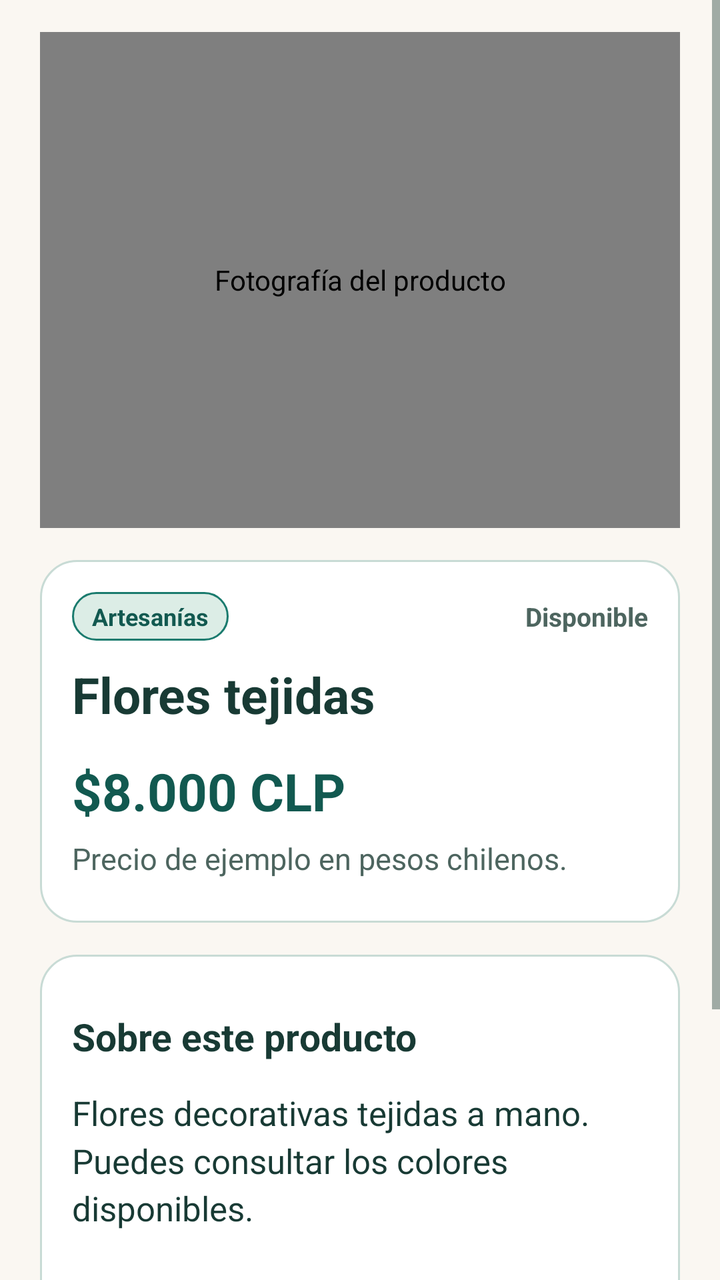
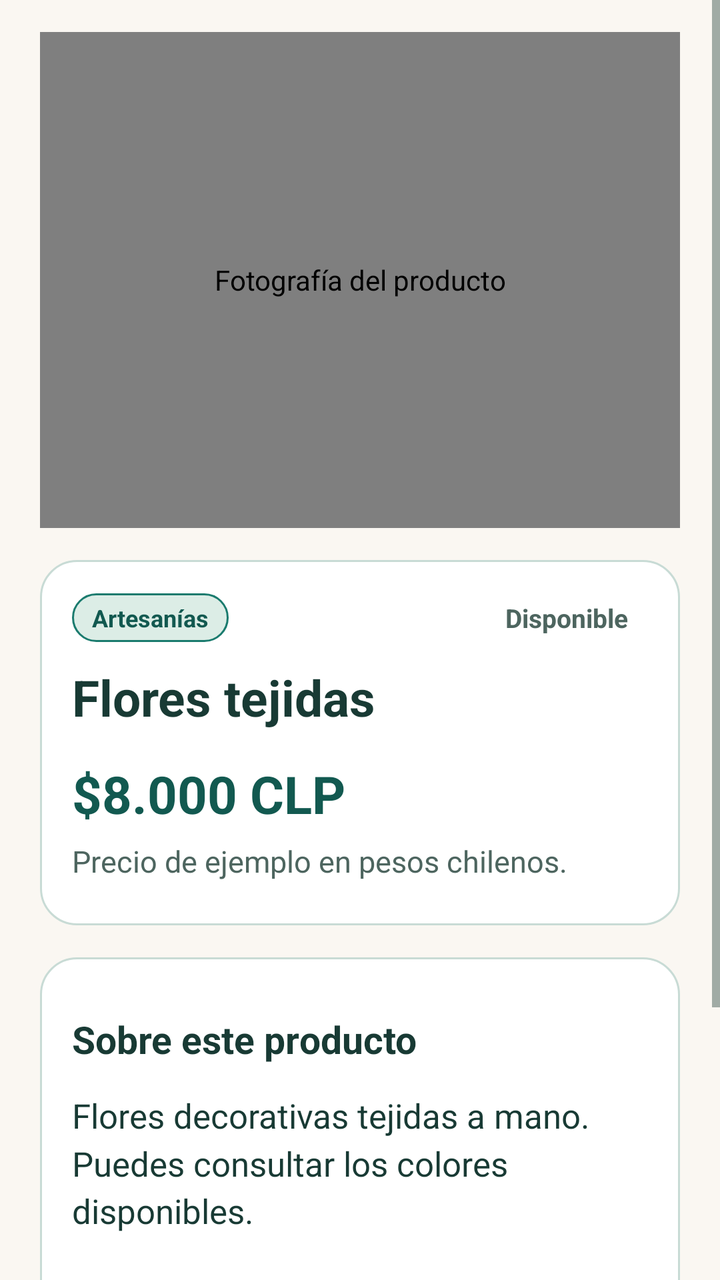

The first picture is an Android layout as it rendered before a commit; the second is the same layout after the commit. The layout source and the unified diff follow.
<!-- AndroidManifest.xml: application theme Theme.ConectaSur -->
<!-- res/layout/screen_detail.xml -->
<?xml version="1.0" encoding="utf-8"?>
<ScrollView xmlns:android="http://schemas.android.com/apk/res/android"
    xmlns:tools="http://schemas.android.com/tools"
    android:id="@+id/page_scroll"
    android:layout_width="match_parent"
    android:layout_height="match_parent"
    android:background="?attr/appBackground"
    android:fillViewport="true"
    tools:theme="@style/Theme.ConectaSur">

    <LinearLayout
        android:layout_width="match_parent"
        android:layout_height="wrap_content"
        android:orientation="vertical"
        android:paddingHorizontal="@dimen/space_lg"
        android:paddingTop="@dimen/space_md"
        android:paddingBottom="@dimen/space_xl">

        
        <cl.surcode.conectasur.ui.ProductPhotoView
            android:id="@+id/product_photo"
            android:layout_width="match_parent"
            android:layout_height="248dp"
            android:background="@drawable/photo_frame_bg"
            android:clipToOutline="true"
            android:contentDescription="@string/photo_description"
            android:scaleType="centerCrop"
            android:src="@drawable/flores" />

        
        <LinearLayout
            android:layout_width="match_parent"
            android:layout_height="wrap_content"
            android:layout_marginTop="@dimen/space_md"
            android:background="@drawable/card_surface"
            android:orientation="vertical"
            android:padding="@dimen/space_md">

            <LinearLayout
                android:layout_width="match_parent"
                android:layout_height="wrap_content"
                android:gravity="center_vertical"
                android:orientation="horizontal">

                <TextView
                    android:id="@+id/product_category"
                    android:layout_width="wrap_content"
                    android:layout_height="wrap_content"
                    android:background="@drawable/badge_pill_forest"
                    android:paddingHorizontal="10dp"
                    android:paddingVertical="4dp"
                    android:text="@string/product_category"
                    android:textColor="@color/conectasur_forest_dark"
                    android:textSize="12sp"
                    android:textStyle="bold" />

                <TextView
                    android:id="@+id/product_availability"
                    android:layout_width="0dp"
                    android:layout_height="wrap_content"
                    android:layout_marginStart="@dimen/space_sm"
                    android:layout_weight="1"
                    android:gravity="end"
                    android:text="@string/available"
                    android:textColor="?attr/appMuted"
                    android:textSize="13sp"
                    android:textStyle="bold" />
            </LinearLayout>

            <TextView
                android:id="@+id/page_title"
                style="@style/ConectaSur.Title"
                android:layout_width="match_parent"
                android:layout_height="wrap_content"
                android:layout_marginTop="@dimen/space_sm"
                android:text="@string/product_name" />

            <TextView
                android:id="@+id/product_price"
                android:layout_width="match_parent"
                android:layout_height="wrap_content"
                android:layout_marginTop="@dimen/space_xs"
                android:fontFeatureSettings="tnum"
                android:text="@string/product_price"
                android:textColor="@color/conectasur_forest_dark"
                android:textSize="26sp"
                android:textStyle="bold" />

            <TextView
                android:id="@+id/price_note"
                style="@style/ConectaSur.Label"
                android:layout_width="match_parent"
                android:layout_height="wrap_content"
                android:layout_marginTop="@dimen/space_xs"
                android:text="@string/price_example" />

            <TextView
                android:id="@+id/public_variant_label"
                style="@style/ConectaSur.Label"
                android:layout_width="match_parent"
                android:layout_height="wrap_content"
                android:layout_marginTop="@dimen/space_md"
                android:text="Opciones disponibles"
                android:textStyle="bold"
                android:visibility="gone" />

            <HorizontalScrollView
                android:id="@+id/public_variant_scroll"
                android:layout_width="match_parent"
                android:layout_height="wrap_content"
                android:layout_marginTop="@dimen/space_xs"
                android:scrollbars="none"
                android:visibility="gone">

                <LinearLayout
                    android:id="@+id/public_variant_chips"
                    android:layout_width="wrap_content"
                    android:layout_height="wrap_content"
                    android:orientation="horizontal" />
            </HorizontalScrollView>

            <Spinner
                android:id="@+id/public_variant"
                android:layout_width="match_parent"
                android:layout_height="wrap_content"
                android:layout_marginTop="@dimen/space_md"
                android:background="@drawable/input_field"
                android:contentDescription="Elegir variante del producto"
                android:minHeight="56dp"
                android:paddingHorizontal="12dp"
                android:visibility="gone" />
        </LinearLayout>

        
        <LinearLayout
            android:layout_width="match_parent"
            android:layout_height="wrap_content"
            android:layout_marginTop="@dimen/space_md"
            android:background="@drawable/card_surface"
            android:orientation="vertical"
            android:padding="@dimen/space_md">

            <TextView
                android:id="@+id/about_product"
                style="@style/ConectaSur.Section"
                android:layout_width="match_parent"
                android:layout_height="wrap_content"
                android:text="@string/about_product" />

            <TextView
                android:id="@+id/product_description"
                style="@style/ConectaSur.Body"
                android:layout_width="match_parent"
                android:layout_height="wrap_content"
                android:layout_marginTop="@dimen/space_xs"
                android:text="@string/product_description" />

            <TextView
                android:id="@+id/product_attributes_title"
                style="@style/ConectaSur.Section"
                android:layout_width="match_parent"
                android:layout_height="wrap_content"
                android:layout_marginTop="@dimen/space_md"
                android:text="Características del producto"
                android:visibility="gone" />

            <LinearLayout
                android:id="@+id/product_specs_list"
                android:layout_width="match_parent"
                android:layout_height="wrap_content"
                android:layout_marginTop="@dimen/space_xs"
                android:orientation="vertical"
                android:visibility="gone" />

            <TextView
                android:id="@+id/product_attributes"
                style="@style/ConectaSur.Body"
                android:layout_width="match_parent"
                android:layout_height="wrap_content"
                android:layout_marginTop="@dimen/space_sm"
                android:visibility="gone" />

            <TextView
                android:id="@+id/photo_note"
                style="@style/ConectaSur.Label"
                android:layout_width="match_parent"
                android:layout_height="wrap_content"
                android:layout_marginTop="@dimen/space_sm"
                android:text="@string/photo_note" />
        </LinearLayout>

        
        <Button
            android:id="@+id/contact_product"
            style="@style/ConectaSur.Button.Primary"
            android:layout_width="match_parent"
            android:layout_height="wrap_content"
            android:layout_marginTop="@dimen/space_md"
            android:minHeight="48dp"
            android:text="Contactar a la tienda"
            android:visibility="gone" />

        <LinearLayout
            android:layout_width="match_parent"
            android:layout_height="wrap_content"
            android:layout_marginTop="@dimen/space_sm"
            android:orientation="horizontal">

            <Button
                android:id="@+id/view_store"
                style="@style/ConectaSur.Button.Primary"
                android:layout_width="0dp"
                android:layout_height="wrap_content"
                android:layout_marginEnd="@dimen/space_xs"
                android:layout_weight="1.3"
                android:text="@string/view_store" />

            <Button
                android:id="@+id/share_product"
                style="@style/ConectaSur.Button"
                android:layout_width="0dp"
                android:layout_height="wrap_content"
                android:layout_marginStart="@dimen/space_xs"
                android:layout_weight="1"
                android:text="@string/share_product" />
        </LinearLayout>

        <LinearLayout
            android:id="@+id/detail_ratings_card"
            android:layout_width="match_parent"
            android:layout_height="wrap_content"
            android:layout_marginTop="@dimen/space_md"
            android:background="@drawable/card_surface"
            android:orientation="vertical"
            android:padding="@dimen/space_md"
            android:visibility="gone">

            <TextView
                style="@style/ConectaSur.Section"
                android:layout_width="match_parent"
                android:layout_height="wrap_content"
                android:text="Calificaciones del producto" />

            <TextView
                android:id="@+id/detail_rating_summary"
                style="@style/ConectaSur.Body"
                android:layout_width="match_parent"
                android:layout_height="wrap_content"
                android:layout_marginTop="@dimen/space_xs"
                android:text="Sin calificaciones aún." />

            <TextView
                android:id="@+id/detail_rating_disabled_note"
                style="@style/ConectaSur.Label"
                android:layout_width="match_parent"
                android:layout_height="wrap_content"
                android:layout_marginTop="@dimen/space_xs"
                android:text="Esta tienda desactivó las calificaciones."
                android:visibility="gone" />

            <LinearLayout
                android:id="@+id/detail_rating_login_prompt"
                android:layout_width="match_parent"
                android:layout_height="wrap_content"
                android:layout_marginTop="@dimen/space_sm"
                android:orientation="vertical"
                android:visibility="gone">

                <TextView
                    style="@style/ConectaSur.Body"
                    android:layout_width="match_parent"
                    android:layout_height="wrap_content"
                    android:text="Inicia sesión para dejar tu calificación y comentario." />

                <Button
                    android:id="@+id/detail_rating_login_button"
                    style="@style/ConectaSur.Button.Primary"
                    android:layout_width="match_parent"
                    android:layout_height="wrap_content"
                    android:layout_marginTop="@dimen/space_sm"
                    android:minHeight="48dp"
                    android:text="Continuar con Google" />
            </LinearLayout>

            <LinearLayout
                android:id="@+id/detail_rating_form"
                android:layout_width="match_parent"
                android:layout_height="wrap_content"
                android:layout_marginTop="@dimen/space_sm"
                android:orientation="vertical"
                android:visibility="gone">

                <TextView
                    style="@style/ConectaSur.Label"
                    android:layout_width="match_parent"
                    android:layout_height="wrap_content"
                    android:text="Tu puntuación (1 a 5):"
                    android:textStyle="bold" />

                <LinearLayout
                    android:id="@+id/detail_rating_scores"
                    android:layout_width="match_parent"
                    android:layout_height="wrap_content"
                    android:layout_marginTop="@dimen/space_xs"
                    android:orientation="horizontal" />

                <EditText
                    android:id="@+id/detail_rating_comment"
                    android:layout_width="match_parent"
                    android:layout_height="wrap_content"
                    android:layout_marginTop="@dimen/space_sm"
                    android:background="@drawable/input_field"
                    android:hint="Comentario opcional"
                    android:inputType="textCapSentences|textMultiLine"
                    android:maxLength="240"
                    android:minHeight="48dp"
                    android:padding="12dp" />

                <Button
                    android:id="@+id/detail_rating_submit"
                    style="@style/ConectaSur.Button.Tonal"
                    android:layout_width="match_parent"
                    android:layout_height="wrap_content"
                    android:layout_marginTop="@dimen/space_sm"
                    android:minHeight="48dp"
                    android:text="Enviar calificación" />
            </LinearLayout>

            <LinearLayout
                android:id="@+id/detail_rating_list"
                android:layout_width="match_parent"
                android:layout_height="wrap_content"
                android:layout_marginTop="@dimen/space_sm"
                android:orientation="vertical" />
        </LinearLayout>
    </LinearLayout>
</ScrollView>
<!-- resources referenced by this layout -->
<resources>
  <color name="conectasur_forest_dark">#125950</color>
  <dimen name="space_lg">20dp</dimen>
  <dimen name="space_md">16dp</dimen>
  <dimen name="space_sm">10dp</dimen>
  <dimen name="space_xl">28dp</dimen>
  <dimen name="space_xs">6dp</dimen>
  <!-- drawable badge_pill_forest (drawable) -->
  <?xml version="1.0" encoding="utf-8"?>
  <shape xmlns:android="http://schemas.android.com/apk/res/android">
      <solid android:color="#DCEDE6" />
      <stroke android:width="1dp" android:color="?attr/appPrimary" />
      <corners android:radius="12dp" />
  </shape>
  <!-- drawable card_surface (drawable) -->
  <?xml version="1.0" encoding="utf-8"?>
  <shape xmlns:android="http://schemas.android.com/apk/res/android">
      <solid android:color="?attr/appSurface" />
      <stroke android:width="1dp" android:color="?attr/appBorder" />
      <corners android:radius="18dp" />
  </shape>
  <!-- drawable photo_frame_bg (drawable) -->
  <?xml version="1.0" encoding="utf-8"?>
  <shape xmlns:android="http://schemas.android.com/apk/res/android">
      <solid android:color="@color/conectasur_forest_soft" />
      <corners android:radius="14dp" />
  </shape>
  <string name="about_product">Sobre este producto</string>
  <string name="available">Disponible</string>
  <string name="photo_description">Fotografía del producto</string>
  <string name="photo_note">Fotografía tomada durante la visita. Nombre y precio son ejemplos.</string>
  <string name="price_example">Precio de ejemplo en pesos chilenos.</string>
  <string name="product_category">Artesanías</string>
  <string name="product_description">Flores decorativas tejidas a mano. Puedes consultar los colores disponibles.</string>
  <string name="product_name">Flores tejidas</string>
  <string name="product_price">$8.000 CLP</string>
  <string name="share_product">Compartir producto</string>
  <string name="view_store">Ver emprendimiento</string>
  <style name="ConectaSur.Body" parent="android:Widget.TextView">
          <item name="android:textSize">17sp</item>
          <item name="android:textColor">?attr/appInk</item>
          <item name="android:lineSpacingMultiplier">1.2</item>
          <item name="android:layout_marginBottom">12dp</item>
      </style>
  <style name="ConectaSur.Button.Primary" parent="ConectaSur.Button">
          <item name="android:background">@drawable/button_primary</item>
          <item name="android:textColor">#FFFFFF</item>
      </style>
  <style name="ConectaSur.Button.Tonal" parent="ConectaSur.Button">
          <item name="android:background">@drawable/button_tonal</item>
          <item name="android:textColor">?attr/appInk</item>
      </style>
  <style name="ConectaSur.Label" parent="ConectaSur.Body">
          <item name="android:textSize">15sp</item>
          <item name="android:textColor">?attr/appMuted</item>
          <item name="android:layout_marginBottom">6dp</item>
      </style>
  <style name="ConectaSur.Section" parent="ConectaSur.Body">
          <item name="android:textSize">19sp</item>
          <item name="android:textStyle">bold</item>
          <item name="android:layout_marginTop">12dp</item>
          <item name="android:layout_marginBottom">8dp</item>
      </style>
  <style name="ConectaSur.Title" parent="android:Widget.TextView">
          <item name="android:textSize">25sp</item>
          <item name="android:textStyle">bold</item>
          <item name="android:textColor">?attr/appInk</item>
          <item name="android:lineSpacingMultiplier">1.12</item>
          <item name="android:layout_marginBottom">8dp</item>
      </style>
  <color name="conectasur_forest_soft">#E6F1EE</color>
  <color name="conectasur_cream">#FAF7F2</color>
  <color name="conectasur_forest">#1A7B6E</color>
  <color name="conectasur_ink">#183A34</color>
  <color name="conectasur_muted">#4D655F</color>
  <color name="conectasur_surface">#FFFFFF</color>
  <color name="conectasur_forest_border">#C8DBD5</color>
  <!-- unchanged entries left out for length: 7 -->
</resources>

<!-- the commit's change to res/layout/screen_detail.xml (unified diff, before → after) -->
@@ -54,13 +54,18 @@
                     android:textSize="12sp"
                     android:textStyle="bold" />
 
+                <Space
+                    android:layout_width="0dp"
+                    android:layout_height="1dp"
+                    android:layout_weight="1" />
+
                 <TextView
                     android:id="@+id/product_availability"
-                    android:layout_width="0dp"
+                    android:layout_width="wrap_content"
                     android:layout_height="wrap_content"
                     android:layout_marginStart="@dimen/space_sm"
-                    android:layout_weight="1"
-                    android:gravity="end"
+                    android:paddingHorizontal="10dp"
+                    android:paddingVertical="4dp"
                     android:text="@string/available"
                     android:textColor="?attr/appMuted"
                     android:textSize="13sp"
